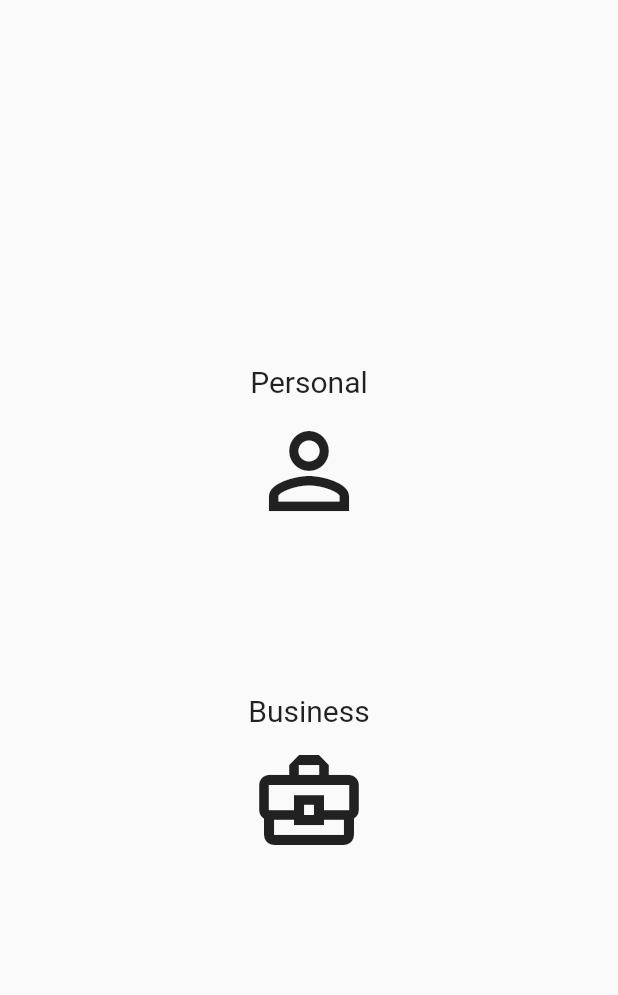
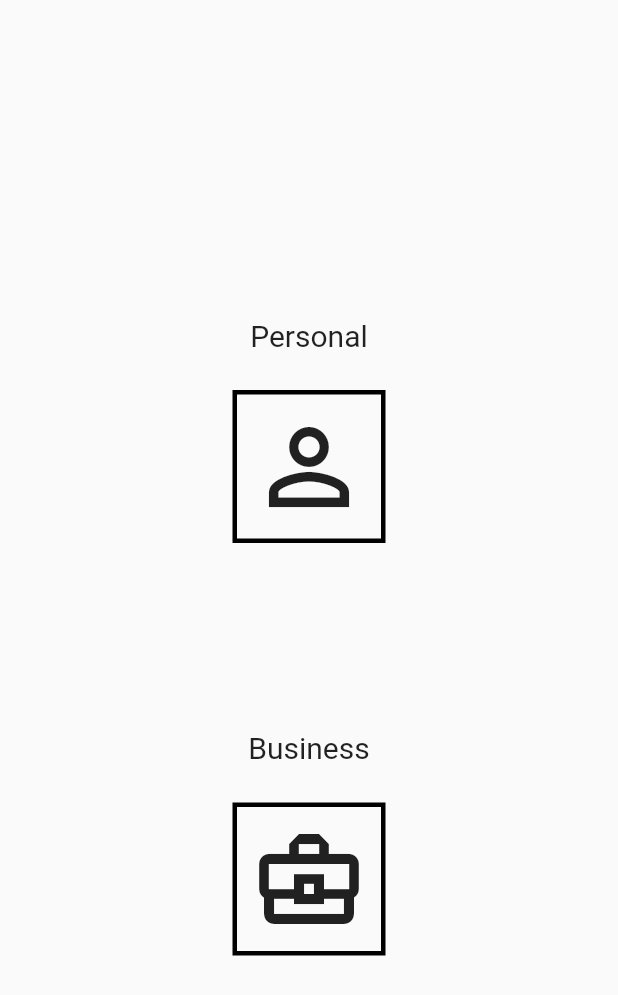
Before and after one commit to WisePumpkin/tryinglogin, a Flutter app: the screen it shows after launch, on a phone screen of 412 x 824 dp. Shown: the top 995 px of the screen. Run offline on Flutter 3.47's test engine with Material 2 defaults, Android fonts, the phone set to English and light mode, and no system bars.

Commit message:
Added padding for intro page

```diff
--- a/lib/businesslogin.dart
+++ b/lib/businesslogin.dart
@@ -13,6 +13,13 @@ class businesslogin extends StatefulWidget {
 class _businessloginState extends State<businesslogin> {
   final _formkeybusiness = GlobalKey<FormState>();
   double password_strength=0;
+  RegExp pass_valid1 = RegExp(r"(?=.*\W)");
+
+  RegExp pass_valid2 = RegExp(r"(?=.*[a-z])");
+  RegExp pass_valid3 = RegExp(r"(?=.*\d)");
+  RegExp pass_valid4 = RegExp(r"(?=.*[A-Z]");
+
+
   RegExp pass_valid = RegExp(r"(?=.*\d)(?=.*[a-z])(?=.*[A-Z])(?=.*\W)");
   RegExp email_valid = RegExp(
       r'^(([^<>()[\]\\.,;:\s@\"]+(\.[^<>()[\]\\.,;:\s@\"]+)*)|(\".+\"))@((\[[0-9]{1,3}\.[0-9]{1,3}\.[0-9]{1,3}\.[0-9]{1,3}\])|(([a-zA-Z\-0-9]+\.)+[a-zA-Z]{2,}))$');
@@ -143,7 +150,8 @@ class _businessloginState extends State<businesslogin> {
   }
   bool validatePassword(String pass) {
     String a = pass.trim();
-    if(pass_valid.hasMatch(a)){return true;}
+    if(pass_valid.hasMatch(a)){
+      return true;}
     else{return false;}
 
   }
--- a/lib/intro.dart
+++ b/lib/intro.dart
@@ -15,19 +15,36 @@ class intro extends StatelessWidget {
             child: Column(
               mainAxisAlignment: MainAxisAlignment.center,
               children: [
-                const Text("Personal",style: TextStyle(fontSize: 20)),
-                IconButton(
+                const Padding(
+                  padding: EdgeInsets.all(25.0),
+                  child: Text("Personal",style: TextStyle(fontSize: 20)),
+                ),
+                Container(
+                  decoration: BoxDecoration(
+                    border: Border.all(width: 3),
+                  ),
+                  child: IconButton(
 
                       onPressed:
                           ()=>Navigator.push(context, MaterialPageRoute(builder:(context) {return const login();})),
                       iconSize: 80,
                       icon: const Icon(Icons.person_outline)),
+                ),
                 const SizedBox(height: 100),
-                const Text("Business",style: TextStyle(fontSize: 20)),
-                IconButton(
+                const Padding(
+                  padding: EdgeInsets.all(25.0),
+                  child: Text("Business",style: TextStyle(fontSize: 20)),
+                ),
+                Container(
+                  decoration: BoxDecoration(
+                    border: Border.all(width: 3),
+                  ),
+                  child: IconButton(
+
                       onPressed:
                           ()=>Navigator.push(context, MaterialPageRoute(builder:(context) {return const businesslogin();})),
-                    icon: Icon(Icons.business_center_outlined),iconSize: 80,)
+                      icon: Icon(Icons.business_center_outlined),iconSize: 80,),
+                )
 
               ],
             ),
```
Lines whose indentation alone changed are shown as unchanged.
